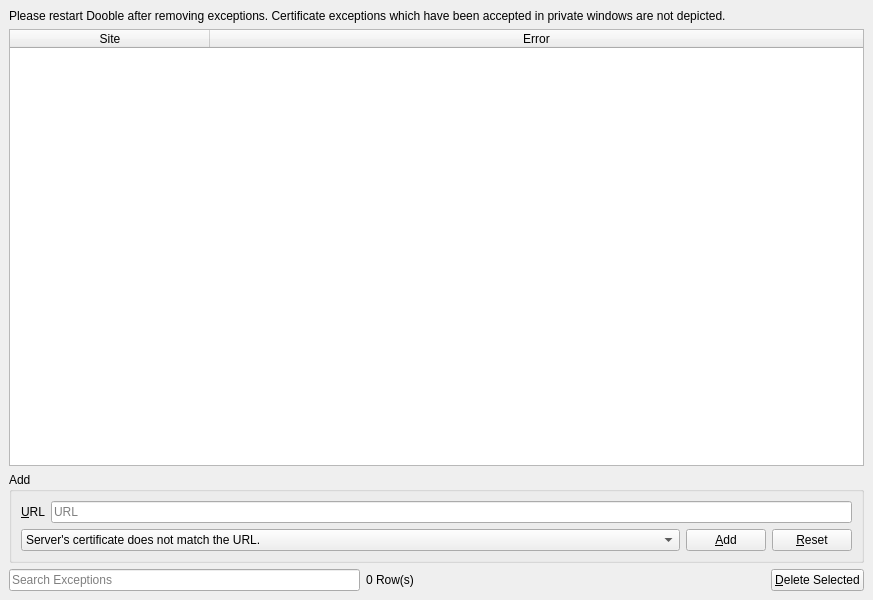
Qt form UI/dooble_certificate_exceptions.ui (textbrowser/dooble) before a commit.
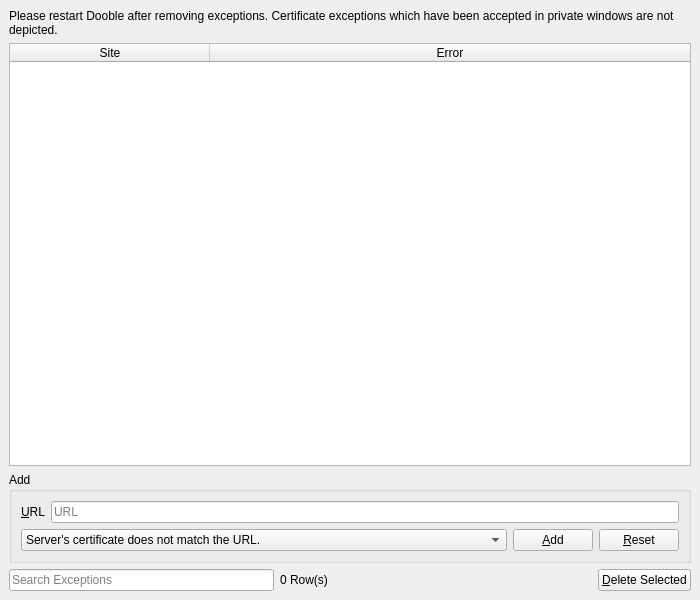
The same form after that commit. Icons and pictures are not drawn. Custom widgets are drawn as their Qt base class.

```diff
--- a/UI/dooble_certificate_exceptions.ui
+++ b/UI/dooble_certificate_exceptions.ui
@@ -6,7 +6,7 @@
    <rect>
     <x>0</x>
     <y>0</y>
-    <width>873</width>
+    <width>700</width>
     <height>600</height>
    </rect>
   </property>
```
